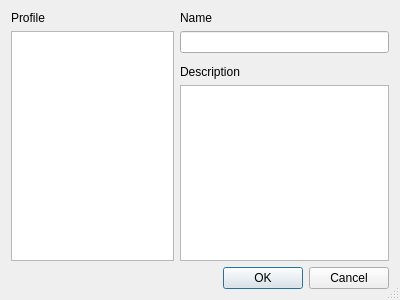
Qt form gui_profiles.ui (Shub77/phoebetria-code) before a commit.
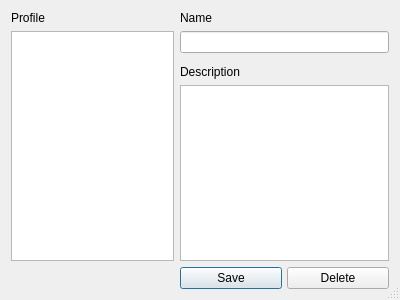
The same form after that commit.

Commit message: moved save and erase controls to gui_profiles form.

Patch:
```diff
--- a/gui_profiles.ui
+++ b/gui_profiles.ui
@@ -60,15 +60,29 @@
      </property>
     </widget>
    </item>
-   <item row="5" column="0" colspan="3">
-    <widget class="QDialogButtonBox" name="buttonBox">
-     <property name="orientation">
-      <enum>Qt::Horizontal</enum>
+   <item row="8" column="2">
+    <layout class="QHBoxLayout" name="horizontalLayout">
+     <property name="spacing">
+      <number>5</number>
      </property>
-     <property name="standardButtons">
-      <set>QDialogButtonBox::Cancel|QDialogButtonBox::Ok</set>
+     <property name="margin">
+      <number>0</number>
      </property>
-    </widget>
+     <item>
+      <widget class="QPushButton" name="ctrl_SaveProfile">
+       <property name="text">
+        <string>Save</string>
+       </property>
+      </widget>
+     </item>
+     <item>
+      <widget class="QPushButton" name="ctrl_EraseProfile">
+       <property name="text">
+        <string>Delete</string>
+       </property>
+      </widget>
+     </item>
+    </layout>
    </item>
   </layout>
  </widget>
```
Left out of the diff: 35 changed lines with no effect on the pictures. The commit also changes 6 other files.
